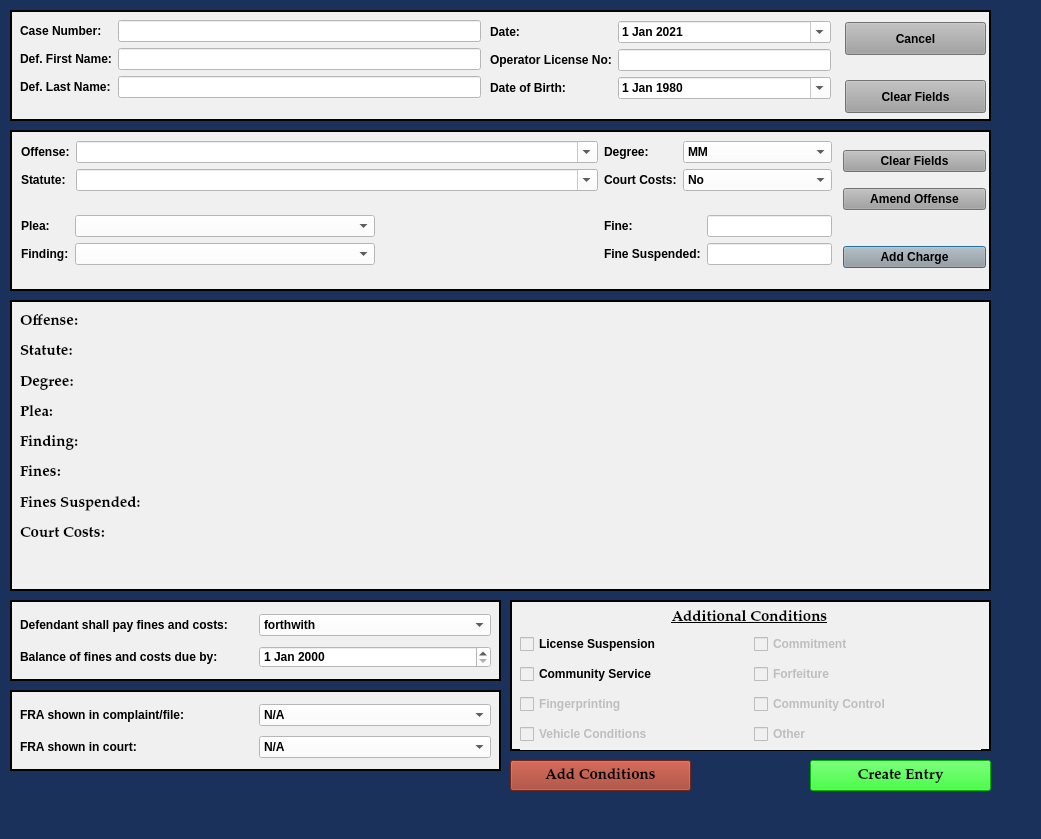
The window that resources/ui/MinorMisdemeanorDialog.ui (HunterProgram22/MuniEntry) describes before a commit, drawn with Qt 5.
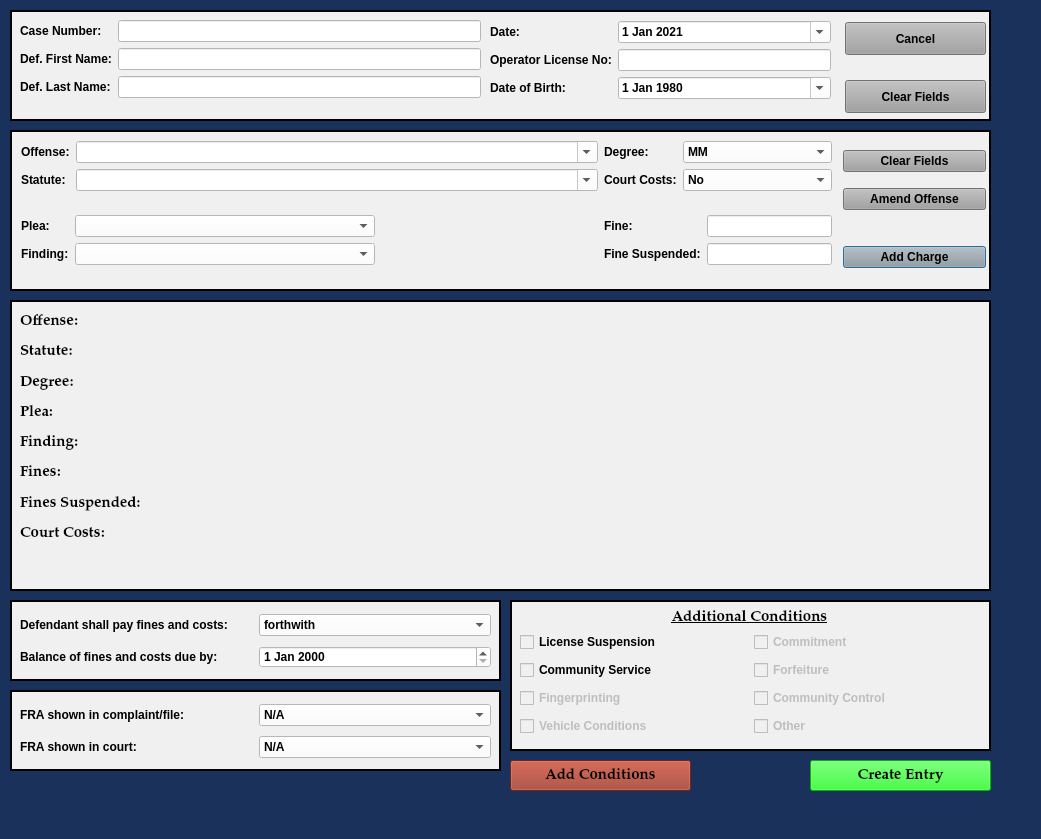
The same window after the commit.

What changed in the file:
```diff
--- a/resources/ui/MinorMisdemeanorDialog.ui
+++ b/resources/ui/MinorMisdemeanorDialog.ui
@@ -1205,7 +1205,7 @@
       <x>10</x>
       <y>30</y>
       <width>461</width>
-      <height>120</height>
+      <height>111</height>
      </rect>
     </property>
     <layout class="QGridLayout" name="gridLayout_5">
```
Left out of the diff: 2 changed lines with no effect on the pictures.
